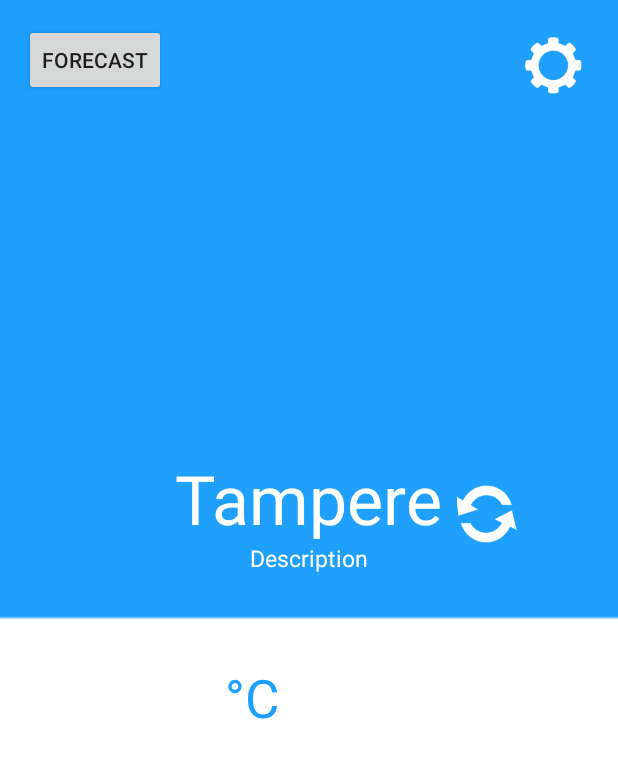
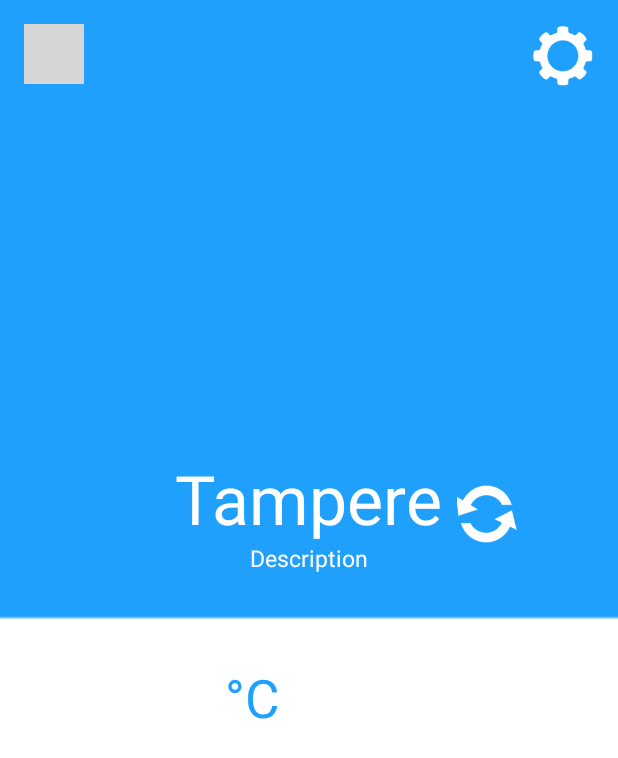
Before and after one commit to timpelo/WeatherApp, an Android app: the MainActivity screen opened directly, with no data from a screen before it, on a phone screen of 412 x 824 dp. Shown: the top 758 px of the screen. Run offline under Robolectric (Android 15) with nearby library versions, the light colour scheme and no system bars; 1 statement that could not run was skipped; grey boxes are pictures that could not be loaded.

Commit message:
Final commit

```diff
--- a/app/src/main/java/tamk/tiko/com/weatherapp/ForecastActivity.java
+++ b/app/src/main/java/tamk/tiko/com/weatherapp/ForecastActivity.java
@@ -162,6 +162,7 @@ public class ForecastActivity extends AppCompatActivity {
             JsonObject temper = element.getAsJsonObject();
             String temperature = temper.get("temp").toString();
             transFormTemp(Double.parseDouble(temperature));
+            desc = desc.replaceAll("^\"|\"$", "");
             descs.add(desc);
             descsIds.add(Integer.parseInt(descId));
         }
--- a/app/src/main/res/layout/content_main.xml
+++ b/app/src/main/res/layout/content_main.xml
@@ -91,21 +91,19 @@
         android:textSize="35dp" />
 
     <Button
-        android:layout_width="40dp"
-        android:layout_height="40dp"
+        android:layout_width="42dp"
+        android:layout_height="42dp"
         android:background="@drawable/menu"
         android:id="@+id/settingsButton"
         android:layout_alignParentEnd="true"
-        android:layout_marginEnd="7dp"
-        android:layout_marginTop="7dp"
         android:onClick="openSettings" />
 
-    <Button
-        android:layout_width="wrap_content"
-        android:layout_height="wrap_content"
+    <ImageButton
+        android:layout_width="40dp"
+        android:layout_height="40dp"
         android:id="@+id/forecast"
-        android:text="Forecast"
+        android:text="3 day forecast"
+        android:textColor="#ffffff"
+        android:background="@drawable/icon_calendar"
         android:onClick="forecast"/>
-
-
 </RelativeLayout>
--- a/app/src/main/res/values/version.xml
+++ b/app/src/main/res/values/version.xml
@@ -1,5 +1,5 @@
 <?xml version="1.0" encoding="utf-8"?>
 <resources>
-    <string name="version">0.1</string>
+    <string name="version">1.0</string>
     <string name="appid">b5c37673c9f4331c72f5b9671325156b</string>
 </resources>
```
Also changed, not shown: app/src/main/res/layout/content_forecast.xml (+36 -4 lines), app/src/main/res/drawable/icon_applogo.png.
